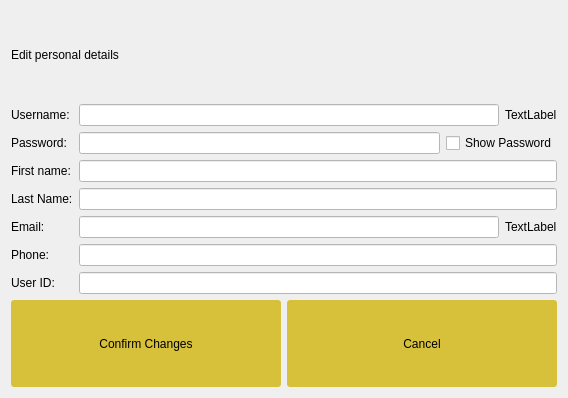
This is NewWindowChur/updateuserdetails.ui in jandrealyn/LibraryQtSystem as Qt 5 draws it before an edit. The edited form follows.
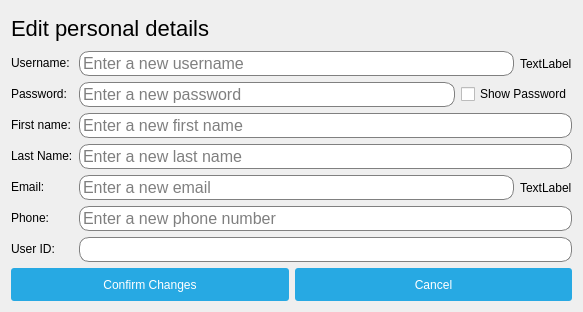
This is the edited form. Icons and pictures are not drawn.

What changed in the file:
```diff
--- a/NewWindowChur/updateuserdetails.ui
+++ b/NewWindowChur/updateuserdetails.ui
@@ -6,15 +6,52 @@
    <rect>
     <x>0</x>
     <y>0</y>
-    <width>568</width>
-    <height>398</height>
+    <width>583</width>
+    <height>312</height>
    </rect>
   </property>
+  <property name="sizePolicy">
+   <sizepolicy hsizetype="Fixed" vsizetype="Fixed">
+    <horstretch>0</horstretch>
+    <verstretch>0</verstretch>
+   </sizepolicy>
+  </property>
   <property name="windowTitle">
    <string>Dialog</string>
   </property>
   <property name="styleSheet">
-   <string notr="true"/>
+   <string notr="true">QLineEdit {
+padding: 1px;
+color: black;
+background-color: white;
+border: 1px solid gray;
+border-radius: 10px;
+font: 12pt;
+}
+
+QLineEdit::disabled {
+color: gray;
+}
+
+QPushButton {
+color: white;
+background-color: #27a9e3;
+border-radius: 3px;
+padding: 5px;
+}
+
+QPushButton::pressed {
+background-color: rgb(216, 150, 90);
+}
+
+QPushButton::hover {
+background-color: #59c7f7;
+}
+
+QPushButton::disabled {
+color: #ebebeb;
+background-color: #1c7ba6;
+}</string>
   </property>
   <layout class="QVBoxLayout" name="verticalLayout">
    <item>
@@ -22,8 +59,7 @@
      <item>
       <widget class="QLabel" name="label_7">
        <property name="styleSheet">
-        <string notr="true">font: 24pt &quot;Poppins&quot;;
-</string>
+        <string notr="true">font: 22px;</string>
        </property>
        <property name="text">
         <string>Edit personal details</string>
@@ -59,8 +95,10 @@
        <item>
         <widget class="QLineEdit" name="lineEdit_password">
          <property name="styleSheet">
-          <string notr="true">background-color: rgb(255, 255, 255);
-font: 12pt &quot;Poppins&quot;;</string>
+          <string notr="true"/>
+         </property>
+         <property name="placeholderText">
+          <string>Enter a new password</string>
          </property>
         </widget>
        </item>
@@ -89,8 +127,10 @@
      <item row="2" column="1">
       <widget class="QLineEdit" name="lineEdit_firstname">
        <property name="styleSheet">
-        <string notr="true">background-color: rgb(255, 255, 255);
-font: 12pt &quot;Poppins&quot;;</string>
+        <string notr="true"/>
+       </property>
+       <property name="placeholderText">
+        <string>Enter a new first name</string>
        </property>
       </widget>
      </item>
@@ -107,8 +147,10 @@
      <item row="3" column="1">
       <widget class="QLineEdit" name="lineEdit_lastname">
        <property name="styleSheet">
-        <string notr="true">background-color: rgb(255, 255, 255);
-font: 12pt &quot;Poppins&quot;;</string>
+        <string notr="true"/>
+       </property>
+       <property name="placeholderText">
+        <string>Enter a new last name</string>
        </property>
       </widget>
      </item>
@@ -135,8 +177,10 @@
      <item row="5" column="1">
       <widget class="QLineEdit" name="lineEdit_phone">
        <property name="styleSheet">
-        <string notr="true">background-color: rgb(255, 255, 255);
-font: 12pt &quot;Poppins&quot;;</string>
+        <string notr="true"/>
+       </property>
+       <property name="placeholderText">
+        <string>Enter a new phone number</string>
        </property>
       </widget>
      </item>
@@ -153,8 +197,7 @@
      <item row="6" column="1">
       <widget class="QLineEdit" name="lineEdit_userid">
        <property name="styleSheet">
-        <string notr="true">background-color: rgb(255, 255, 255);
-font: 12pt &quot;Poppins&quot;;</string>
+        <string notr="true"/>
        </property>
        <property name="text">
         <string/>
@@ -169,8 +212,16 @@
        <item>
         <widget class="QLineEdit" name="lineEdit_username">
          <property name="styleSheet">
-          <string notr="true">background-color: rgb(255, 255, 255);
-font: 12pt &quot;Poppins&quot;;</string>
+          <string notr="true"/>
+         </property>
+         <property name="dragEnabled">
+          <bool>false</bool>
+         </property>
+         <property name="placeholderText">
+          <string>Enter a new username</string>
+         </property>
+         <property name="clearButtonEnabled">
+          <bool>false</bool>
          </property>
         </widget>
        </item>
@@ -188,8 +239,10 @@
        <item>
         <widget class="QLineEdit" name="lineEdit_email">
          <property name="styleSheet">
-          <string notr="true">background-color: rgb(255, 255, 255);
-font: 12pt &quot;Poppins&quot;;</string>
+          <string notr="true"/>
+         </property>
+         <property name="placeholderText">
+          <string>Enter a new email</string>
          </property>
         </widget>
        </item>
@@ -215,14 +268,7 @@
         </sizepolicy>
        </property>
        <property name="styleSheet">
-        <string notr="true">QPushButton {
-	background-color: rgb(216, 193, 58);
-	border-radius: 3px;
-}
-
-QPushButton::pressed {
-	background-color: rgb(216, 150, 90);
-}</string>
+        <string notr="true"/>
        </property>
        <property name="text">
         <string>Confirm Changes</string>
@@ -238,14 +284,7 @@
         </sizepolicy>
        </property>
        <property name="styleSheet">
-        <string notr="true">QPushButton {
-	background-color: rgb(216, 193, 58);
-	border-radius: 3px;
-}
-
-QPushButton::pressed {
-	background-color: rgb(216, 150, 90);
-}</string>
+        <string notr="true"/>
        </property>
        <property name="text">
         <string>Cancel</string>
```
Left out of the diff: 13 changed lines with no effect on the pictures.
